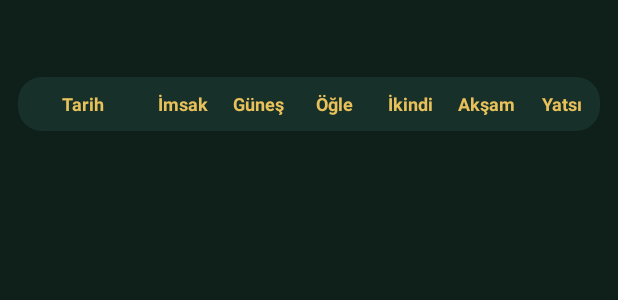
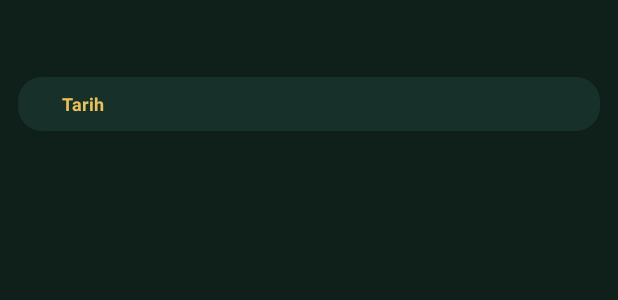
Before and after one commit to aydinmtl/Kiblenuma_Namaz_Vakitleri, an Android app: the layout activity_imsakiye.xml on its own in the app's theme, with its tools: preview values and no code run, on a phone screen of 412 x 824 dp. Shown: the top 300 px of the screen. Run offline under Robolectric (Android 15) with nearby library versions, the phone set to English and light mode, and no system bars; network calls fail.

Commit message:
D10: tasarımlarda Türkçe varsayılan vakit adları kalmadı
Widget (4x2, 4x1) ve imsakiye tasarımlarında vakit adları Türkçe sabit
yazılıydı; kod sonradan seçili dildekiyle değiştiriyordu. Başka dilde
kullananlar ilk anda Türkçe adları görebiliyordu. Sabit yazılar
kaldırıldı; adları her zaman kod, seçili dilde yazar.

Not: "Kıblenüma", "Kıblenüma (4x2)" ve "Kıblenüma (4x1)" özel addır,
çevrilmez.

Co-Authored-By: Claude Fable 5.2 <noreply@anthropic.com>

```diff
--- a/app/src/main/res/layout/activity_imsakiye.xml
+++ b/app/src/main/res/layout/activity_imsakiye.xml
@@ -33,12 +33,12 @@
         android:paddingVertical="8dp">
 
         <TextView style="@style/ImsakiyeHead" android:layout_weight="1.7" android:text="@string/ims_date" />
-        <TextView android:id="@+id/h0" style="@style/ImsakiyeHead" android:text="İmsak" />
-        <TextView android:id="@+id/h1" style="@style/ImsakiyeHead" android:text="Güneş" />
-        <TextView android:id="@+id/h2" style="@style/ImsakiyeHead" android:text="Öğle" />
-        <TextView android:id="@+id/h3" style="@style/ImsakiyeHead" android:text="İkindi" />
-        <TextView android:id="@+id/h4" style="@style/ImsakiyeHead" android:text="Akşam" />
-        <TextView android:id="@+id/h5" style="@style/ImsakiyeHead" android:text="Yatsı" />
+        <TextView android:id="@+id/h0" style="@style/ImsakiyeHead" />
+        <TextView android:id="@+id/h1" style="@style/ImsakiyeHead" />
+        <TextView android:id="@+id/h2" style="@style/ImsakiyeHead" />
+        <TextView android:id="@+id/h3" style="@style/ImsakiyeHead" />
+        <TextView android:id="@+id/h4" style="@style/ImsakiyeHead" />
+        <TextView android:id="@+id/h5" style="@style/ImsakiyeHead" />
     </LinearLayout>
 
     <ListView
```
Also changed, not shown: app/src/main/res/layout/widget.xml (+6 -6 lines), app/src/main/res/layout/widget_small.xml (+6 -6 lines).
